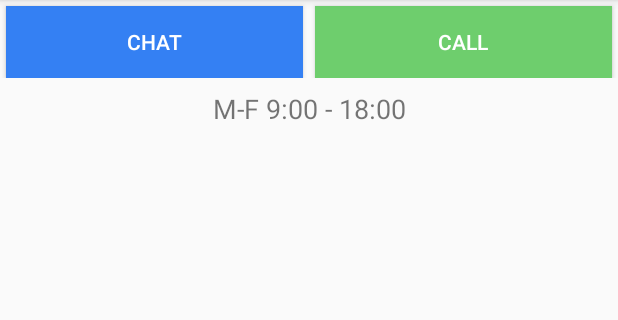
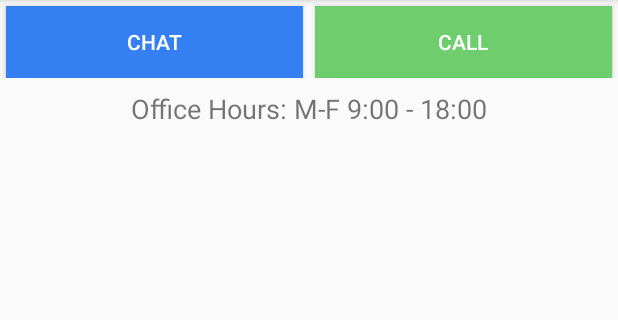
Before and after one commit to simonsso/Pet-Shop-Boy, an Android app: the screen it shows after launch (MainActivity), on a phone screen of 412 x 824 dp, the part 84-404 px from its top. Run offline under Robolectric (Android 15) with nearby library versions, the phone set to English and light mode, and no system bars.

```diff
--- a/app/src/main/java/net/thesimson/petshopboy/MainActivity.kt
+++ b/app/src/main/java/net/thesimson/petshopboy/MainActivity.kt
@@ -44,19 +44,20 @@ class MainActivity : AppCompatActivity() {
         }
 
 
-
         val config_json_string = application.assets.open("config.json").bufferedReader().use{
             it.readText()
         }
 
+        // NB file is known to be malformated json finding the outermost JSONObject
         val config = JSONObject( config_json_string.substring(config_json_string.indexOf("{"), config_json_string.lastIndexOf("}") + 1))
-        if ( config.optBoolean("isChatEnabled",false) ){
+
+        if ( config.optBoolean("isChatEnabled") ){
             chat_button.visibility = View.VISIBLE
         }else{
             chat_button.visibility = View.GONE
         }
 
-        if ( config.optBoolean("isCallEnabled",false) ){
+        if ( config.optBoolean("isCallEnabled") ){
             call_button.visibility = View.VISIBLE
         }else{
             call_button.visibility = View.GONE
@@ -64,7 +65,8 @@ class MainActivity : AppCompatActivity() {
 
         if (config.has("workHours")) {
             ShopHours.parseBuisinessHours(config.optString("workHours"))
-            workHours.text=config.optString("workHours")
+            workHours.text=resources.getString(R.string.officehours) +
+                           " " + config.optString("workHours")
         }else{
             workHours.text= "Not loaded"
         }
--- a/app/src/main/java/net/thesimson/petshopboy/ShopHours.kt
+++ b/app/src/main/java/net/thesimson/petshopboy/ShopHours.kt
@@ -32,7 +32,7 @@ object ShopHours {
         //TODO: ELSE... parse opening hours failed, this should be handled.
     }
 
-    fun isShopIsOpen(time:Calendar):Boolean{
+    fun isShopOpen(time:Calendar):Boolean{
         return  time.get(Calendar.HOUR_OF_DAY) * 60 + time.get(Calendar.MINUTE) in openAt..closeAt
     }
 }
--- a/app/src/main/res/values/strings.xml
+++ b/app/src/main/res/values/strings.xml
@@ -3,4 +3,7 @@
     <string name="chatme">Chat</string>
     <string name="callme">Call</string>
     <string name="hours_not_loaded_from_config">Hours not loaded from config</string>
+    <string name="officehours">Office Hours:</string>
+    <string name="thanksshopopen">Thank you for getting in touch with us. We’ll get back to you as soon as possible</string>
+    <string name="thanksshopclosed">Work hours has ended. Please contact us again on the next work day</string>
 </resources>
```
Also changed, not shown: 3 other files.
